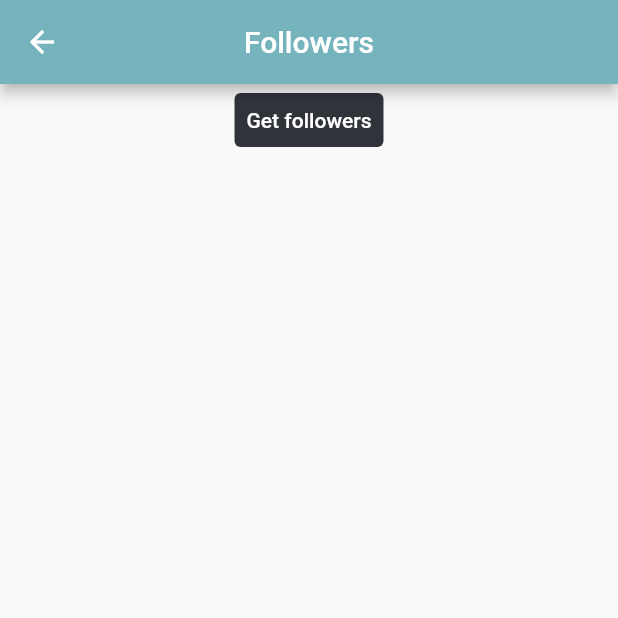
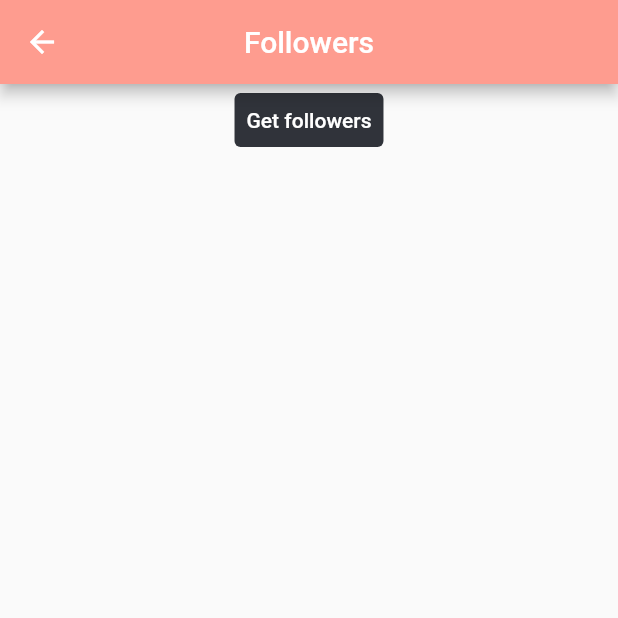
Before and after one commit to duytq94/flutter-template, a Flutter app: the screen it shows after launch, after a tap on "Go followers page", on a phone screen of 412 x 824 dp, the top half of it. Run offline on Flutter 3.47's test engine with Material 2 defaults, Android fonts, the phone set to English and light mode, and no system bars; our stand-ins replace bloc_concurrency, dio, equatable, flutter_bloc, stream_transform; network calls fail.

Commit message:
add flavor

```diff
--- a/lib/followers/pages/followers_page.dart
+++ b/lib/followers/pages/followers_page.dart
@@ -28,7 +28,6 @@ class _FollowerPageState extends State<FollowerPage> {
   Widget build(BuildContext context) {
     return Scaffold(
       appBar: AppBar(
-        backgroundColor: AppColors.themColor,
         title: const Text('Followers'),
         centerTitle: true,
       ),
--- a/lib/main.dart
+++ /dev/null
@@ -1,20 +0,0 @@
-import 'package:flutter/material.dart';
-import 'package:flutter_bloc/flutter_bloc.dart';
-import 'package:flutter_template/simple_bloc_observer.dart';
-import 'package:flutter_template/user_details/pages/user_details_page.dart';
-
-void main() {
-  Bloc.observer = SimpleBlocObserver();
-  runApp(const MyApp());
-}
-
-class MyApp extends StatelessWidget {
-  const MyApp({Key? key}) : super(key: key);
-
-  @override
-  Widget build(BuildContext context) {
-    return const MaterialApp(
-      home: UserDetailsPage(),
-    );
-  }
-}
--- /dev/null
+++ b/lib/main/app_config.dart
@@ -0,0 +1,11 @@
+class AppConfig {
+  final String appName;
+  final AppFlavor flavor;
+
+  const AppConfig(this.appName, this.flavor);
+}
+
+enum AppFlavor {
+  dev,
+  prod,
+}
--- /dev/null
+++ b/lib/main/main_dev.dart
@@ -0,0 +1,12 @@
+import 'package:flutter/material.dart';
+import 'package:flutter_bloc/flutter_bloc.dart';
+import 'package:flutter_template/main/app_config.dart';
+import 'package:flutter_template/simple_bloc_observer.dart';
+
+import 'my_app.dart';
+
+void main() {
+  Bloc.observer = SimpleBlocObserver();
+  AppConfig config = const AppConfig("FT App Dev", AppFlavor.dev);
+  runApp(MyApp(appConfig: config));
+}
--- /dev/null
+++ b/lib/main/main_prod.dart
@@ -0,0 +1,12 @@
+import 'package:flutter/material.dart';
+import 'package:flutter_bloc/flutter_bloc.dart';
+import 'package:flutter_template/simple_bloc_observer.dart';
+
+import 'app_config.dart';
+import 'my_app.dart';
+
+void main() {
+  Bloc.observer = SimpleBlocObserver();
+  AppConfig config = const AppConfig("FT App Prod", AppFlavor.prod);
+  runApp(MyApp(appConfig: config));
+}
--- /dev/null
+++ b/lib/main/my_app.dart
@@ -0,0 +1,29 @@
+import 'package:flutter/material.dart';
+import 'package:flutter_template/main/app_config.dart';
+import 'package:flutter_template/utilities/utils.dart';
+
+import '../themes/app_colors.dart';
+import '../user_details/pages/user_details_page.dart';
+
+class MyApp extends StatelessWidget {
+  final AppConfig appConfig;
+
+  const MyApp({super.key, required this.appConfig});
+
+  @override
+  Widget build(BuildContext context) {
+    return MaterialApp(
+      debugShowCheckedModeBanner: false,
+      theme: ThemeData(
+        appBarTheme: AppBarTheme(
+          color: Utils.isProd(appConfig.flavor) ? AppColors.themColorProd : AppColors.themColorDev,
+        ),
+      ),
+      home: Banner(
+        message: Utils.isProd(appConfig.flavor) ? "Prod" : "Dev",
+        location: BannerLocation.topEnd,
+        child: const UserDetailsPage(),
+      ),
+    );
+  }
+}
--- a/lib/themes/app_colors.dart
+++ b/lib/themes/app_colors.dart
@@ -3,6 +3,7 @@ import 'package:flutter/material.dart';
 class AppColors {
   AppColors._();
 
-  static const themColor = Color(0xff76b4bd);
+  static const themColorProd = Color(0xff76b4bd);
+  static const themColorDev = Color(0xfffe9c8f);
   static const mainColor = Color(0xff30333a);
 }
--- a/lib/user_details/pages/user_details_page.dart
+++ b/lib/user_details/pages/user_details_page.dart
@@ -3,7 +3,6 @@ import 'package:flutter_bloc/flutter_bloc.dart';
 import 'package:flutter_template/common/common_widgets/common_button.dart';
 import 'package:flutter_template/followers/pages/followers_page.dart';
 import 'package:flutter_template/followers/widgets/bottom_loader.dart';
-import 'package:flutter_template/themes/app_colors.dart';
 import 'package:flutter_template/user_details/bloc/user_details_bloc.dart';
 
 class UserDetailsPage extends StatefulWidget {
@@ -26,7 +25,6 @@ class _UserDetailsPageState extends State<UserDetailsPage> {
   Widget build(BuildContext context) {
     return Scaffold(
       appBar: AppBar(
-        backgroundColor: AppColors.themColor,
         title: const Text('User details'),
         centerTitle: true,
       ),
@@ -34,6 +32,7 @@ class _UserDetailsPageState extends State<UserDetailsPage> {
         color: Colors.grey.shade50,
         child: Column(
           children: [
+            const SizedBox(height: 20),
             renderCtaBtn(),
             renderNavBtn(),
             renderUserDetailsInfo(),
--- /dev/null
+++ b/lib/utilities/utils.dart
@@ -0,0 +1,7 @@
+import 'package:flutter_template/main/app_config.dart';
+
+class Utils {
+  static isProd(AppFlavor appFlavor) {
+    return appFlavor == AppFlavor.prod;
+  }
+}
```
Also changed, not shown: 12 other files.
